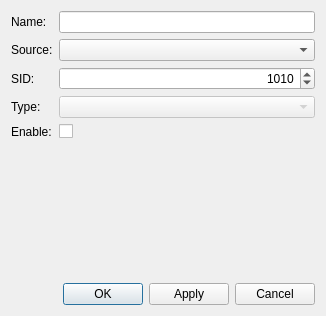
The window that Configurator/ui/editservicedialog.ui (antzol/TVVisualMonitoring) describes before a commit, drawn with Qt 5.
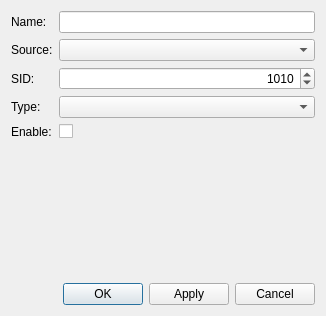
The same window after the commit.

Commit message: Enable service type changing in the configurator

```diff
--- a/Configurator/ui/editservicedialog.ui
+++ b/Configurator/ui/editservicedialog.ui
@@ -69,7 +69,7 @@
      <item row="3" column="1">
       <widget class="QComboBox" name="typeComboBox">
        <property name="enabled">
-        <bool>false</bool>
+        <bool>true</bool>
        </property>
       </widget>
      </item>
```
